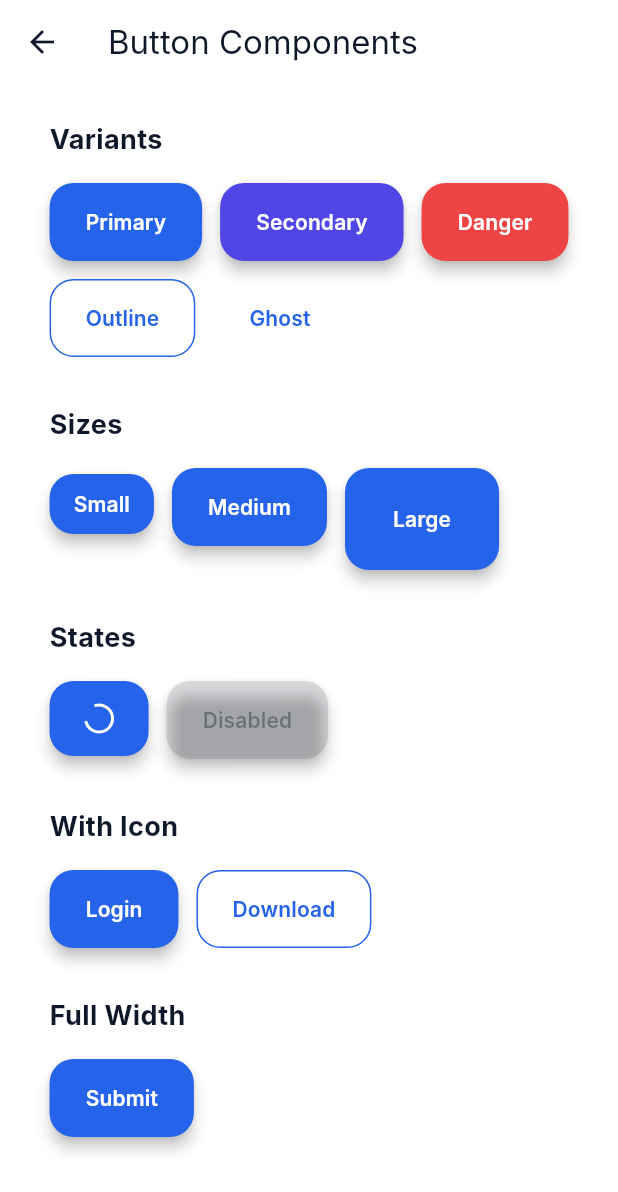
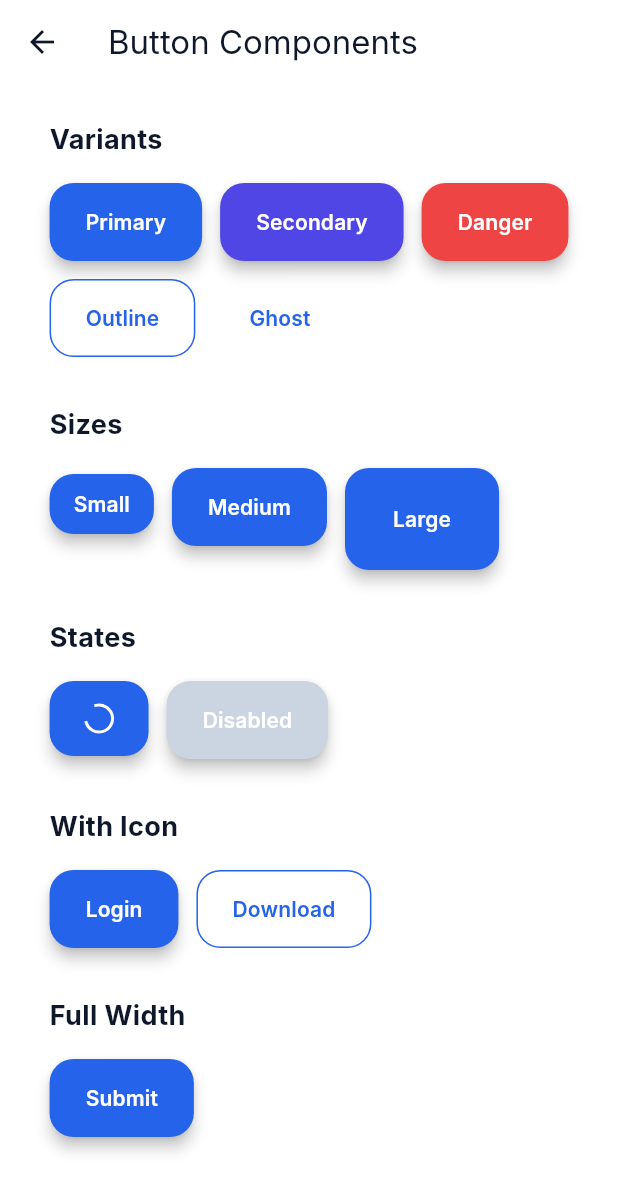
Before and after one commit to iyamdev/iyam_ui_kit, a Flutter app: the ButtonDemoPage screen opened directly, on a phone screen of 412 x 824 dp. Shown: the top 1192 px of the screen. Run offline on Flutter 3.47's test engine with Material 3 defaults, Android fonts, the phone set to English and light mode, and no system bars; our stand-ins replace cached_network_image, flutter_svg, shimmer; Roboto replaces fonts that are missing (Inter).

Commit message:
feat(buttons): add disabled state styling to AppButton
Add disabledBackgroundColor and disabledForegroundColor to all button variants
Update border color for outlined button when disabled

```diff
--- a/lib/src/components/buttons/app_button.dart
+++ b/lib/src/components/buttons/app_button.dart
@@ -164,6 +164,8 @@ class AppButton extends StatelessWidget {
           padding: padding,
           backgroundColor: variant.backgroundColor(colors),
           foregroundColor: variant.foregroundColor(colors),
+          disabledBackgroundColor: colors.disabled,
+          disabledForegroundColor: Colors.white,
           shape: shape,
         );
 
@@ -172,6 +174,8 @@ class AppButton extends StatelessWidget {
           padding: padding,
           backgroundColor: variant.backgroundColor(colors),
           foregroundColor: variant.foregroundColor(colors),
+          disabledBackgroundColor: colors.disabled,
+          disabledForegroundColor: Colors.white,
           shape: shape,
         );
 
@@ -180,6 +184,8 @@ class AppButton extends StatelessWidget {
           padding: padding,
           backgroundColor: variant.backgroundColor(colors),
           foregroundColor: variant.foregroundColor(colors),
+          disabledBackgroundColor: colors.disabled,
+          disabledForegroundColor: Colors.white,
           shape: shape,
         );
 
@@ -188,7 +194,12 @@ class AppButton extends StatelessWidget {
           padding: padding,
           backgroundColor: variant.backgroundColor(colors),
           foregroundColor: variant.foregroundColor(colors),
-          side: BorderSide(color: variant.foregroundColor(colors)),
+          side: BorderSide(
+            color: onPressed != null
+                ? variant.foregroundColor(colors)
+                : colors.disabled,
+          ),
+          disabledForegroundColor: colors.disabled,
           elevation: 0,
           shape: shape,
         );
@@ -198,6 +209,7 @@ class AppButton extends StatelessWidget {
           padding: padding,
           backgroundColor: variant.backgroundColor(colors),
           foregroundColor: variant.foregroundColor(colors),
+          disabledForegroundColor: colors.disabled,
           elevation: 0,
           shape: shape,
         );
--- a/pubspec.yaml
+++ b/pubspec.yaml
@@ -1,6 +1,6 @@
 name: iyam_ui_kit
 description: "A theme-driven Flutter UI Kit focused on consistency, customization, and scalability."
-version: 0.2.4
+version: 0.2.5
 homepage: https://github.com/iyamdev/iyam_ui_kit
 repository: https://github.com/iyamdev/iyam_ui_kit
 issue_tracker: https://github.com/iyamdev/iyam_ui_kit/issues
```
Also changed, not shown: 1 other file.
